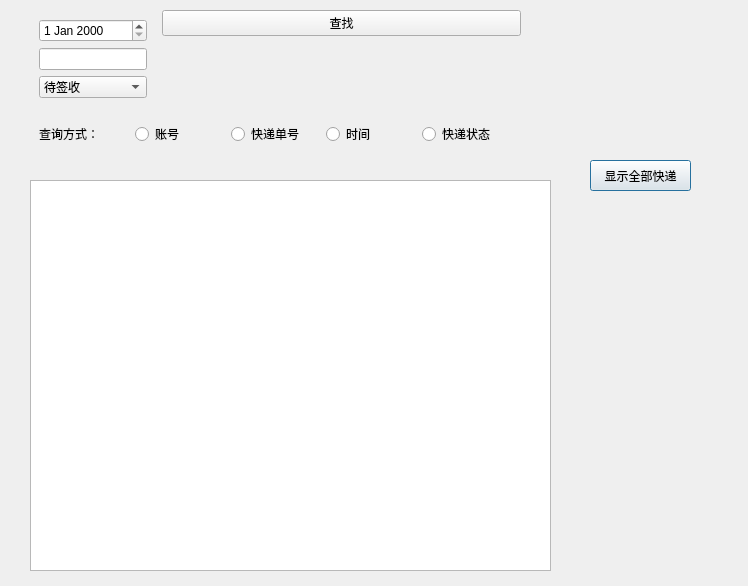
P0werWeirdo/CPP-BigHomework, file Problem_3/Client/packagelistwindow.ui: the form before one commit.
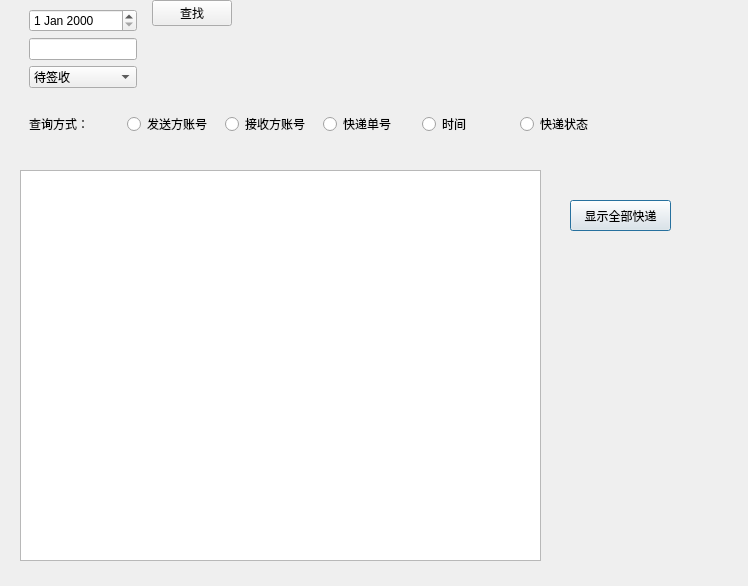
The form after the commit.

Diff of the .ui file:
```diff
--- a/Problem_3/Client/packagelistwindow.ui
+++ b/Problem_3/Client/packagelistwindow.ui
@@ -16,8 +16,8 @@
   <widget class="QWidget" name="widget" native="true">
    <property name="geometry">
     <rect>
-     <x>10</x>
-     <y>10</y>
+     <x>0</x>
+     <y>0</y>
      <width>726</width>
      <height>564</height>
     </rect>
@@ -41,8 +41,8 @@
    <widget class="QPushButton" name="btn_Default">
     <property name="geometry">
      <rect>
-      <x>580</x>
-      <y>150</y>
+      <x>570</x>
+      <y>200</y>
       <width>101</width>
       <height>31</height>
      </rect>
@@ -56,7 +56,7 @@
      <rect>
       <x>20</x>
       <y>0</y>
-      <width>491</width>
+      <width>601</width>
       <height>161</height>
      </rect>
     </property>
@@ -105,7 +105,14 @@
         <item>
          <widget class="QRadioButton" name="rb_Username">
           <property name="text">
-           <string>账号</string>
+           <string>发送方账号</string>
+          </property>
+         </widget>
+        </item>
+        <item>
+         <widget class="QRadioButton" name="rb_UsernameRecver">
+          <property name="text">
+           <string>接收方账号</string>
           </property>
          </widget>
         </item>
@@ -135,6 +142,12 @@
      </item>
      <item row="0" column="1">
       <widget class="QPushButton" name="btn_Search">
+       <property name="sizePolicy">
+        <sizepolicy hsizetype="Fixed" vsizetype="Fixed">
+         <horstretch>0</horstretch>
+         <verstretch>0</verstretch>
+        </sizepolicy>
+       </property>
        <property name="text">
         <string>查找</string>
        </property>
```
Left out of the diff: 2 changed lines with no effect on the pictures.
